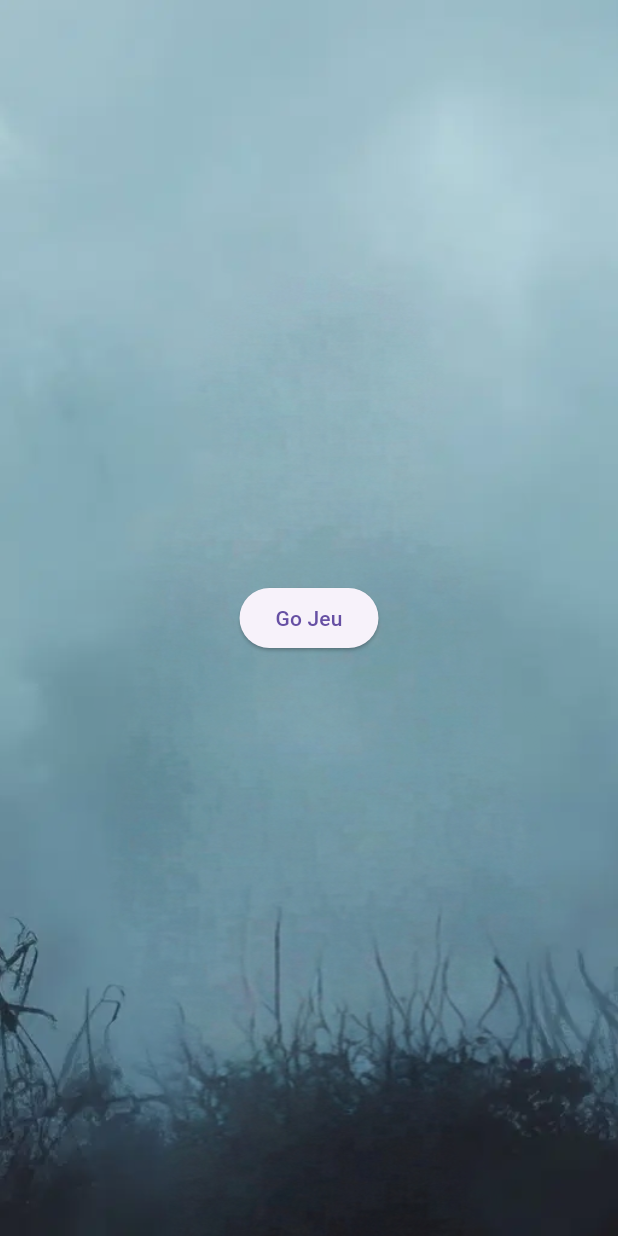
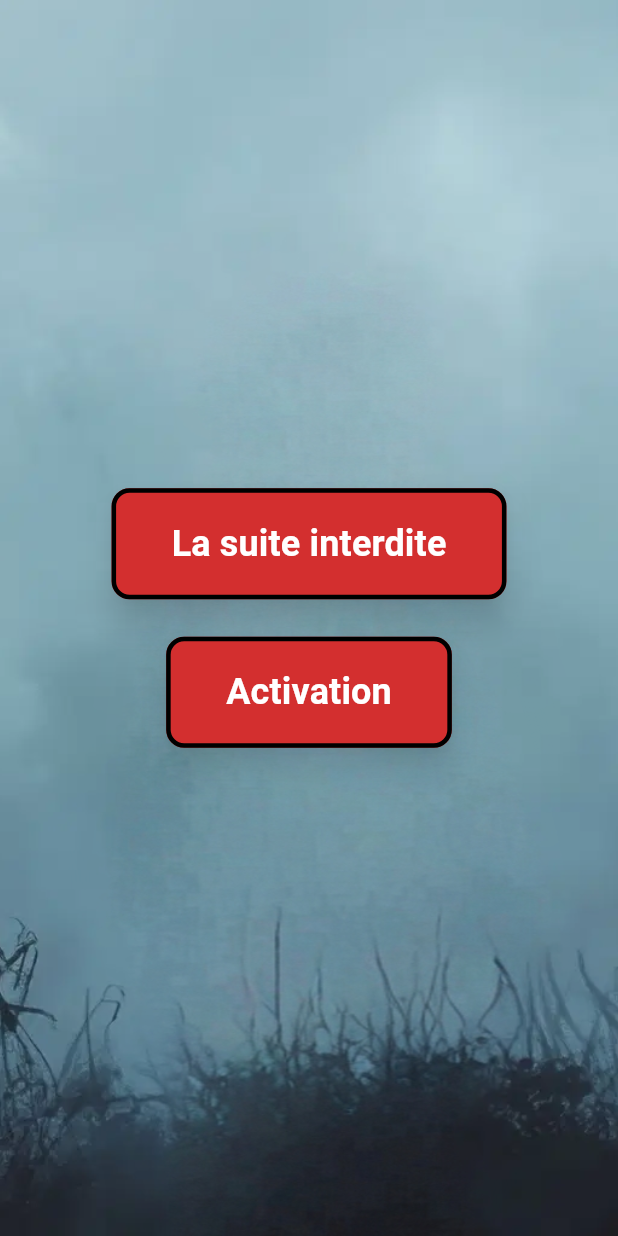
Before and after one commit to ASD-9/gamebox-app, a Flutter app: the MyHomePage screen opened directly, on a phone screen of 412 x 824 dp. Run offline on Flutter 3.47's test engine with Material 3 defaults, Android fonts, the phone set to English and light mode, and no system bars; our stand-ins replace go_router, web; missing offline and left inert: riff_switch.

Commit message:
add some buttons to home page

```diff
--- a/lib/app_router.dart
+++ b/lib/app_router.dart
@@ -6,7 +6,7 @@
 
 GoRouter getAppRouter() {
   return GoRouter(
-    initialLocation: '/activation',
+    initialLocation: '/',
     routes: [
       GoRoute(
         path: '/',
--- a/lib/my_home_page.dart
+++ b/lib/my_home_page.dart
@@ -15,11 +15,48 @@
           ),
         ),
         child: Center(
-          child: ElevatedButton(onPressed: () {
-            context.go('/suite-interdite');
-          }, child: Text("Go Jeu")),
+          child: Column(
+            mainAxisAlignment: MainAxisAlignment.center,
+            spacing: 25,
+            children: [
+              GameButton(title: "La suite interdite", onPressed: () => context.go('/suite-interdite')),
+              GameButton(title: "Activation", onPressed: () => context.go('/activation')),
+            ],
+          ),
         ),
       ),
     );
   }
 }
+
+class GameButton extends StatelessWidget {
+  final String title;
+  final VoidCallback onPressed;
+
+  const GameButton({super.key, required this.title, required this.onPressed});
+
+  @override
+  Widget build(BuildContext context) {
+    return ElevatedButton(
+      onPressed: onPressed,
+      style: ElevatedButton.styleFrom(
+        backgroundColor: Colors.red.shade700,
+        padding: const EdgeInsets.symmetric(horizontal: 40, vertical: 20),
+        shape: RoundedRectangleBorder(
+          borderRadius: BorderRadius.circular(12),
+          side: const BorderSide(color: Colors.black, width: 3),
+        ),
+        elevation: 8,
+        shadowColor: Colors.black54,
+      ),
+      child: Text(
+        title,
+        style: const TextStyle(
+          fontSize: 24,
+          fontWeight: FontWeight.bold,
+          color: Colors.white,
+        ),
+      ),
+    );
+  }
+}
```
